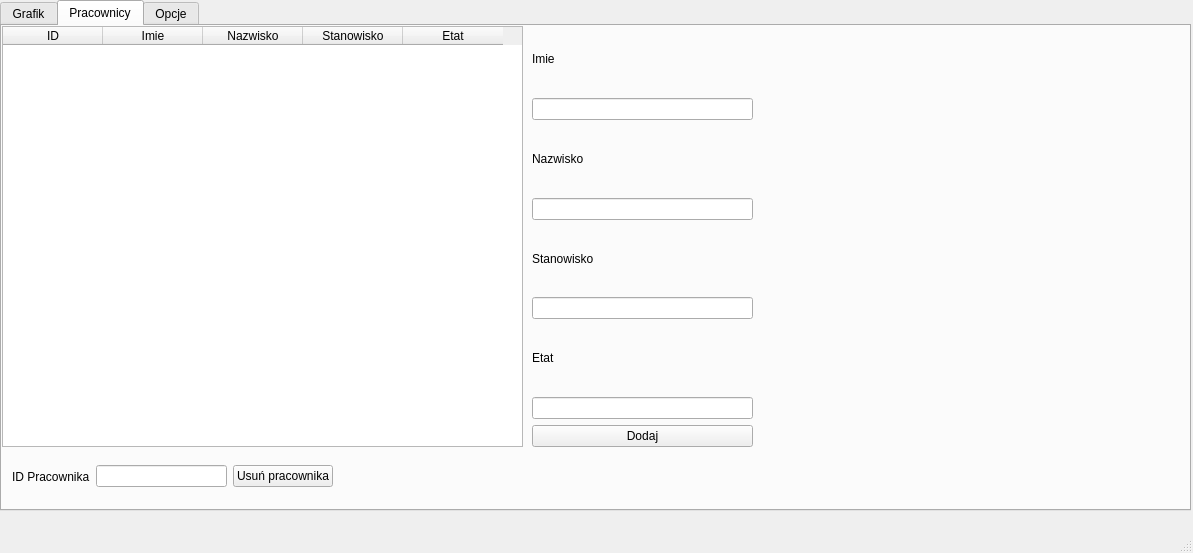
MrMock/Grafik, file mainwindow.ui: the form before one commit.
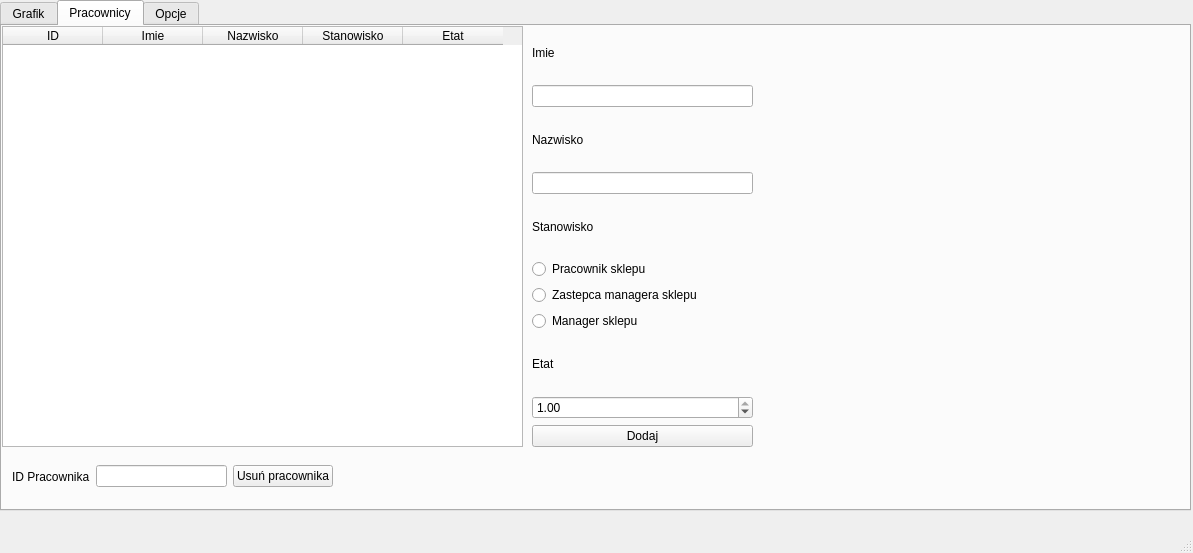
The form after the commit.

Commit message: przy dodawaniu pracownika zamienione lineedit na radiobutton oraz doublespinbox

```diff
--- a/mainwindow.ui
+++ b/mainwindow.ui
@@ -266,11 +266,29 @@
         </widget>
        </item>
        <item>
-        <widget class="QLineEdit" name="lineEdit_position">
-         <property name="maxLength">
-          <number>3</number>
-         </property>
-        </widget>
+        <layout class="QVBoxLayout" name="verticalLayout_5">
+         <item>
+          <widget class="QRadioButton" name="radioButton_ps">
+           <property name="text">
+            <string>Pracownik sklepu</string>
+           </property>
+          </widget>
+         </item>
+         <item>
+          <widget class="QRadioButton" name="radioButton_zms">
+           <property name="text">
+            <string>Zastepca managera sklepu</string>
+           </property>
+          </widget>
+         </item>
+         <item>
+          <widget class="QRadioButton" name="radioButton_ms">
+           <property name="text">
+            <string>Manager sklepu</string>
+           </property>
+          </widget>
+         </item>
+        </layout>
        </item>
        <item>
         <widget class="QLabel" name="label_4">
@@ -280,27 +298,24 @@
         </widget>
        </item>
        <item>
-        <widget class="QLineEdit" name="lineEdit_time">
-         <property name="maximumSize">
-          <size>
-           <width>16777214</width>
-           <height>16777215</height>
-          </size>
+        <widget class="QDoubleSpinBox" name="doubleSpinBox_time">
+         <property name="sizePolicy">
+          <sizepolicy hsizetype="Preferred" vsizetype="Fixed">
+           <horstretch>0</horstretch>
+           <verstretch>0</verstretch>
+          </sizepolicy>
          </property>
-         <property name="sizeIncrement">
-          <size>
-           <width>0</width>
-           <height>0</height>
-          </size>
+         <property name="minimum">
+          <double>0.000000000000000</double>
          </property>
-         <property name="focusPolicy">
-          <enum>Qt::WheelFocus</enum>
+         <property name="maximum">
+          <double>1.000000000000000</double>
          </property>
-         <property name="text">
-          <string/>
+         <property name="singleStep">
+          <double>0.050000000000000</double>
          </property>
-         <property name="maxLength">
-          <number>3</number>
+         <property name="value">
+          <double>1.000000000000000</double>
          </property>
         </widget>
        </item>
```
The commit also changes 1 other file.
